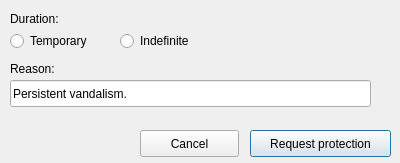
Above: huggle/requestprotect.ui from huggle/huggle3-qt-lx before the change. Below: the same form after it.
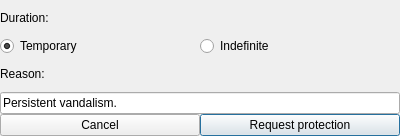
That is the form after the change.

Commit message: Implemented request for page protection form

What changed in the file:
```diff
--- a/huggle/requestprotect.ui
+++ b/huggle/requestprotect.ui
@@ -7,112 +7,110 @@
     <x>0</x>
     <y>0</y>
     <width>400</width>
-    <height>163</height>
+    <height>136</height>
    </rect>
   </property>
   <property name="windowTitle">
    <string>Request page protection</string>
   </property>
-  <widget class="QPushButton" name="pushButton">
-   <property name="geometry">
-    <rect>
-     <x>250</x>
-     <y>130</y>
-     <width>141</width>
-     <height>27</height>
-    </rect>
+  <layout class="QVBoxLayout" name="verticalLayout">
+   <property name="spacing">
+    <number>0</number>
    </property>
-   <property name="text">
-    <string>Request protection</string>
+   <property name="leftMargin">
+    <number>0</number>
    </property>
-   <property name="autoRepeat">
-    <bool>false</bool>
+   <property name="topMargin">
+    <number>0</number>
    </property>
-   <property name="default">
-    <bool>true</bool>
+   <property name="rightMargin">
+    <number>0</number>
    </property>
-   <property name="flat">
-    <bool>false</bool>
+   <property name="bottomMargin">
+    <number>0</number>
    </property>
-  </widget>
-  <widget class="QPushButton" name="pushButton_2">
-   <property name="geometry">
-    <rect>
-     <x>140</x>
-     <y>130</y>
-     <width>99</width>
-     <height>27</height>
-    </rect>
-   </property>
-   <property name="text">
-    <string>Cancel</string>
-   </property>
-  </widget>
-  <widget class="QLineEdit" name="lineEdit">
-   <property name="geometry">
-    <rect>
-     <x>10</x>
-     <y>80</y>
-     <width>361</width>
-     <height>27</height>
-    </rect>
-   </property>
-   <property name="text">
-    <string>Persistent vandalism.</string>
-   </property>
-  </widget>
+   <item>
   <widget class="QLabel" name="label">
-   <property name="geometry">
-    <rect>
-     <x>10</x>
-     <y>10</y>
-     <width>67</width>
-     <height>17</height>
-    </rect>
-   </property>
    <property name="text">
     <string>Duration:</string>
    </property>
   </widget>
+   </item>
+   <item>
+    <layout class="QHBoxLayout" name="horizontalLayout_2">
+     <item>
   <widget class="QRadioButton" name="radioButton">
-   <property name="geometry">
-    <rect>
-     <x>10</x>
-     <y>30</y>
-     <width>117</width>
-     <height>22</height>
-    </rect>
-   </property>
    <property name="text">
     <string>Temporary</string>
    </property>
-  </widget>
+       <property name="checked">
+        <bool>true</bool>
+       </property>
+      </widget>
+     </item>
+     <item>
   <widget class="QRadioButton" name="radioButton_2">
-   <property name="geometry">
-    <rect>
-     <x>120</x>
-     <y>30</y>
-     <width>117</width>
-     <height>22</height>
-    </rect>
-   </property>
    <property name="text">
     <string>Indefinite</string>
    </property>
-  </widget>
+       <property name="checked">
+        <bool>false</bool>
+       </property>
+      </widget>
+     </item>
+    </layout>
+   </item>
+   <item>
   <widget class="QLabel" name="label_2">
-   <property name="geometry">
-    <rect>
-     <x>10</x>
-     <y>60</y>
-     <width>67</width>
-     <height>17</height>
-    </rect>
-   </property>
    <property name="text">
     <string>Reason:</string>
    </property>
   </widget>
+   </item>
+   <item>
+    <widget class="QLineEdit" name="lineEdit">
+     <property name="text">
+      <string>Persistent vandalism.</string>
+     </property>
+    </widget>
+   </item>
+   <item>
+    <layout class="QHBoxLayout" name="horizontalLayout">
+     <property name="spacing">
+      <number>0</number>
+     </property>
+     <item>
+      <widget class="QPushButton" name="pushButton_2">
+       <property name="text">
+        <string>Cancel</string>
+       </property>
+       <property name="autoDefault">
+        <bool>false</bool>
+       </property>
+      </widget>
+     </item>
+     <item>
+      <widget class="QPushButton" name="pushButton">
+       <property name="text">
+        <string>Request protection</string>
+       </property>
+       <property name="autoRepeat">
+        <bool>false</bool>
+       </property>
+       <property name="autoExclusive">
+        <bool>false</bool>
+       </property>
+       <property name="default">
+        <bool>true</bool>
+       </property>
+       <property name="flat">
+        <bool>false</bool>
+       </property>
+      </widget>
+     </item>
+    </layout>
+   </item>
+  </layout>
  </widget>
  <resources/>
  <connections/>
```
Lines whose indentation alone changed are shown as unchanged. The commit also changes 19 other files.
